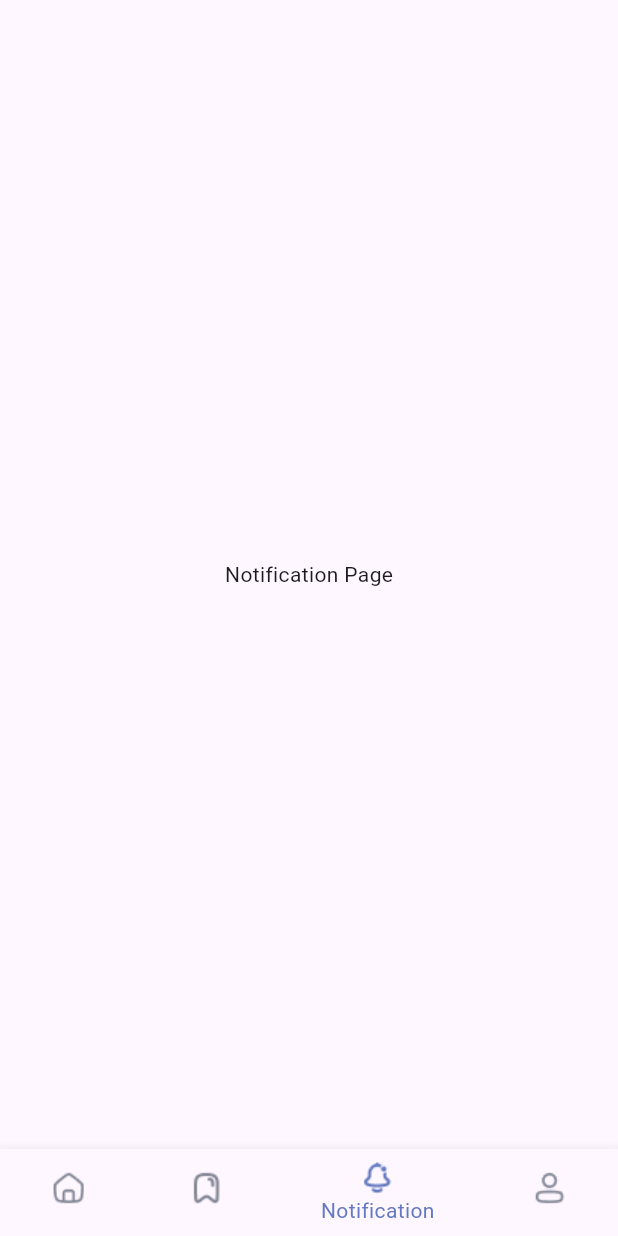
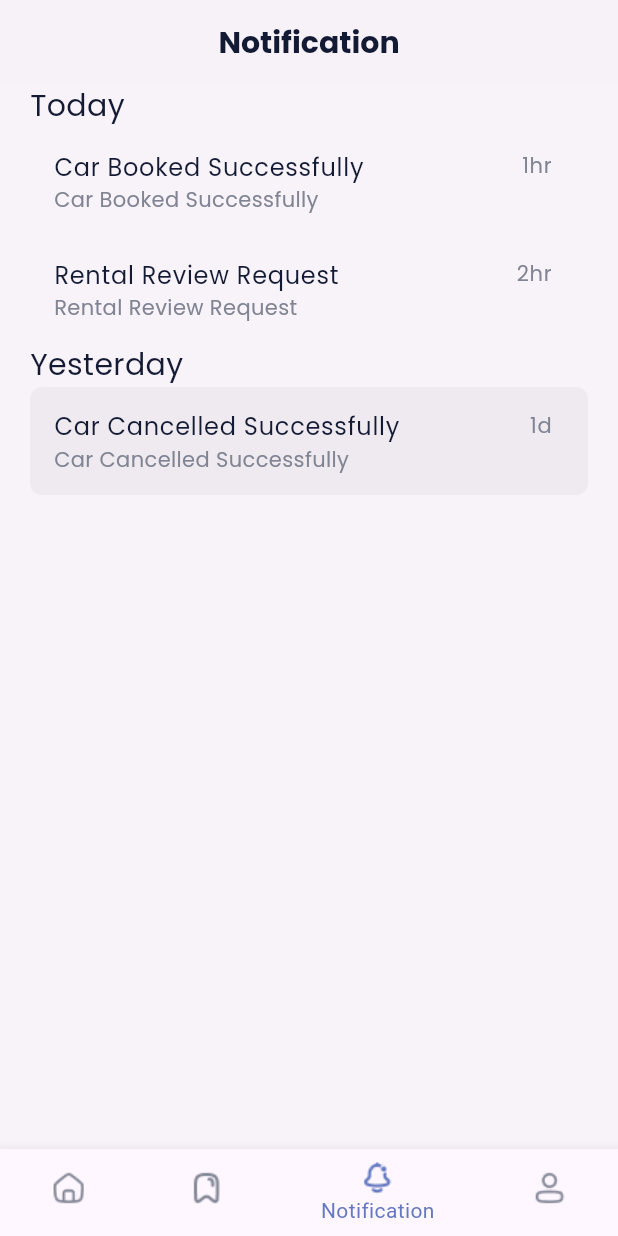
Before and after one commit to SauravAcharya23/Car-Rental-Mobile-App, a Flutter app: the screen it shows after launch, item 3 of the bottom bar chosen, on a phone screen of 412 x 824 dp. Run offline on Flutter 3.47's test engine with Material 3 defaults, Android fonts, the phone set to English and light mode, and no system bars; our stand-ins replace flutter_credit_card, flutter_xlider, gap, google_fonts; missing offline and left inert: card_scanner, flutter_3d_controller.

Commit message:
Notification Page UI

```diff
--- a/lib/presentation/view/pages/Notification_Page/notification.dart
+++ b/lib/presentation/view/pages/Notification_Page/notification.dart
@@ -1,4 +1,6 @@
+import 'package:car_rental_app/core/ui/colors.dart';
 import 'package:flutter/material.dart';
+import 'package:google_fonts/google_fonts.dart';
 
 class NotificationPage extends StatefulWidget {
   const NotificationPage({super.key});
@@ -10,8 +12,111 @@ class NotificationPage extends StatefulWidget {
 class _NotificationPageState extends State<NotificationPage> {
   @override
   Widget build(BuildContext context) {
-    return const Scaffold(
-      body: Center(child: Text("Notification Page")),
+    return Scaffold(
+      backgroundColor: colorVeryLightGrey.withAlpha((0.15 * 255).toInt()),
+      appBar: AppBar(
+        title: Text(
+          "Notification",
+          style: GoogleFonts.poppins(fontWeight: FontWeight.bold, fontSize: 20.0, color: colorBlack),
+        ),
+        centerTitle: true,
+        elevation: 0,
+        // backgroundColor: colorVeryLightGrey.withOpacity(.02),
+        backgroundColor: colorVeryLightGrey.withAlpha((0.02 * 255).toInt()),
+        automaticallyImplyLeading: false,
+      ),
+      body: SingleChildScrollView(
+        padding: const EdgeInsets.symmetric(horizontal: 20),
+        child: Column(
+          crossAxisAlignment: CrossAxisAlignment.start,
+          children: [
+            Text(
+              "Today",
+              style: GoogleFonts.poppins( fontSize: 20.0, color: colorBlack),
+            ),
+            ListTile(
+              title: Row(
+                mainAxisAlignment: MainAxisAlignment.spaceBetween,
+                children: [
+                  Expanded(
+                    child: Text(
+                      "Car Booked Successfully",
+                      style: GoogleFonts.poppins( fontSize: 16.0, color: colorBlack,),
+                      // overflow: TextOverflow.ellipsis,
+                      softWrap: true,
+                      maxLines: 2,
+                    ),
+                  ),
+                  Text(
+                    "1hr",
+                    style: GoogleFonts.poppins( fontSize: 14.0, color: colorLightGrey),
+                  ),
+                ],
+              ),
+              subtitle: Text(
+                "Car Booked Successfully",
+                style: GoogleFonts.poppins( fontSize: 14.0, color: colorLightGrey),
+              ),
+            ),
+            ListTile(
+              title: Row(
+                mainAxisAlignment: MainAxisAlignment.spaceBetween,
+                children: [
+                  Expanded(
+                    child: Text(
+                      "Rental Review Request",
+                      style: GoogleFonts.poppins( fontSize: 16.0, color: colorBlack,),
+                      // overflow: TextOverflow.ellipsis,
+                      softWrap: true,
+                      maxLines: 2,
+                    ),
+                  ),
+                  Text(
+                    "2hr",
+                    style: GoogleFonts.poppins( fontSize: 14.0, color: colorLightGrey),
+                  ),
+                ],
+              ),
+              subtitle: Text(
+                "Rental Review Request",
+                style: GoogleFonts.poppins( fontSize: 14.0, color: colorLightGrey),
+              ),
+            ),
+            Text(
+              "Yesterday",
+              style: GoogleFonts.poppins( fontSize: 20.0, color: colorBlack),
+            ),
+            ListTile(
+              tileColor: colorVeryLightGrey.withAlpha((.3 * 255).toInt()),
+              shape: RoundedRectangleBorder(
+                borderRadius: BorderRadius.circular(8.0)
+              ),
+              title: Row(
+                mainAxisAlignment: MainAxisAlignment.spaceBetween,
+                children: [
+                  Expanded(
+                    child: Text(
+                      "Car Cancelled Successfully",
+                      style: GoogleFonts.poppins( fontSize: 16.0, color: colorBlack,),
+                      // overflow: TextOverflow.ellipsis,
+                      softWrap: true,
+                      maxLines: 2,
+                    ),
+                  ),
+                  Text(
+                    "1d",
+                    style: GoogleFonts.poppins( fontSize: 14.0, color: colorLightGrey),
+                  ),
+                ],
+              ),
+              subtitle: Text(
+                "Car Cancelled Successfully",
+                style: GoogleFonts.poppins( fontSize: 14.0, color: colorLightGrey),
+              ),
+            ),
+          ],
+        ),
+      ),
     );
   }
 }
```
